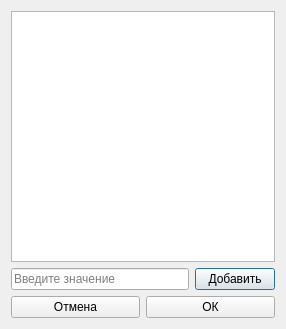
This is ui/settings_list.ui in moevm/nosql1h19-text-graph as Qt 5 draws it before an edit. The edited form follows.
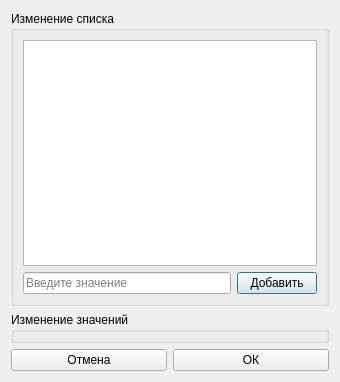
This is the edited form.

Commit message: Improved settings; more diagrams

Diff of the .ui file:
```diff
--- a/ui/settings_list.ui
+++ b/ui/settings_list.ui
@@ -9,8 +9,8 @@
    <rect>
     <x>0</x>
     <y>0</y>
-    <width>286</width>
-    <height>329</height>
+    <width>340</width>
+    <height>382</height>
    </rect>
   </property>
   <property name="windowTitle">
@@ -19,6 +19,12 @@
   <property name="modal">
    <bool>true</bool>
   </property>
+  <layout class="QVBoxLayout" name="verticalLayout_2">
+   <item>
+    <widget class="QGroupBox" name="listGroupBox">
+     <property name="title">
+      <string>Изменение списка</string>
+     </property>
   <layout class="QVBoxLayout" name="verticalLayout">
    <item>
     <widget class="QListWidget" name="listWidget"/>
@@ -41,8 +47,18 @@
      </item>
     </layout>
    </item>
+     </layout>
+    </widget>
+   </item>
    <item>
-    <layout class="QHBoxLayout" name="horizontalLayout_2">
+    <widget class="QGroupBox" name="dictGroupBox">
+     <property name="title">
+      <string>Изменение значений</string>
+     </property>
+    </widget>
+   </item>
+   <item>
+    <layout class="QHBoxLayout" name="buttonsLayout">
      <item>
       <widget class="QPushButton" name="cancelButton">
        <property name="text">
```
Left out of the diff: 2 changed lines with no effect on the pictures. Lines whose indentation alone changed are shown as unchanged. The commit also changes 15 other files.
